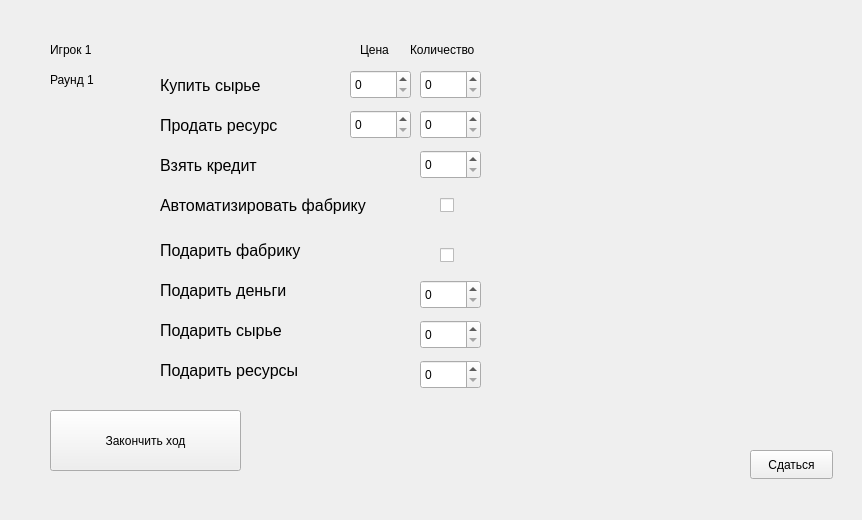
Before: the Qt Designer form gamewindow.ui in Saham9tka/for_bots, drawn with Qt 5.
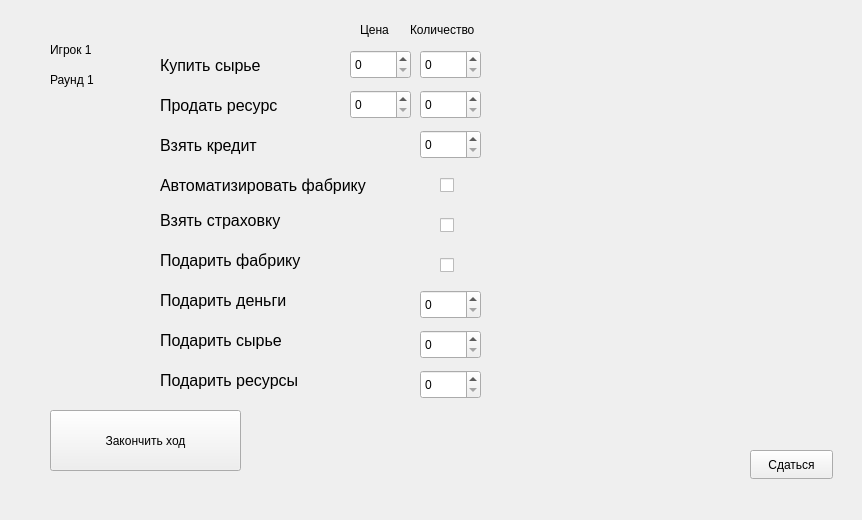
After: the same form once the commit is applied.

Commit message: added one more option

```diff
--- a/gamewindow.ui
+++ b/gamewindow.ui
@@ -95,7 +95,7 @@
    <property name="geometry">
     <rect>
      <x>160</x>
-     <y>70</y>
+     <y>50</y>
      <width>131</width>
      <height>31</height>
     </rect>
@@ -113,7 +113,7 @@
    <property name="geometry">
     <rect>
      <x>420</x>
-     <y>70</y>
+     <y>50</y>
      <width>61</width>
      <height>29</height>
     </rect>
@@ -123,7 +123,7 @@
    <property name="geometry">
     <rect>
      <x>160</x>
-     <y>110</y>
+     <y>90</y>
      <width>151</width>
      <height>31</height>
     </rect>
@@ -141,7 +141,7 @@
    <property name="geometry">
     <rect>
      <x>420</x>
-     <y>110</y>
+     <y>90</y>
      <width>61</width>
      <height>29</height>
     </rect>
@@ -151,7 +151,7 @@
    <property name="geometry">
     <rect>
      <x>440</x>
-     <y>190</y>
+     <y>170</y>
      <width>21</width>
      <height>31</height>
     </rect>
@@ -172,7 +172,7 @@
    <property name="geometry">
     <rect>
      <x>160</x>
-     <y>190</y>
+     <y>170</y>
      <width>271</width>
      <height>31</height>
     </rect>
@@ -190,7 +190,7 @@
    <property name="geometry">
     <rect>
      <x>160</x>
-     <y>230</y>
+     <y>240</y>
      <width>241</width>
      <height>41</height>
     </rect>
@@ -208,7 +208,7 @@
    <property name="geometry">
     <rect>
      <x>160</x>
-     <y>270</y>
+     <y>280</y>
      <width>171</width>
      <height>41</height>
     </rect>
@@ -226,7 +226,7 @@
    <property name="geometry">
     <rect>
      <x>160</x>
-     <y>310</y>
+     <y>320</y>
      <width>211</width>
      <height>41</height>
     </rect>
@@ -244,7 +244,7 @@
    <property name="geometry">
     <rect>
      <x>160</x>
-     <y>350</y>
+     <y>360</y>
      <width>231</width>
      <height>41</height>
     </rect>
@@ -262,7 +262,7 @@
    <property name="geometry">
     <rect>
      <x>440</x>
-     <y>240</y>
+     <y>250</y>
      <width>31</width>
      <height>31</height>
     </rect>
@@ -275,7 +275,7 @@
    <property name="geometry">
     <rect>
      <x>420</x>
-     <y>280</y>
+     <y>290</y>
      <width>61</width>
      <height>29</height>
     </rect>
@@ -285,7 +285,7 @@
    <property name="geometry">
     <rect>
      <x>420</x>
-     <y>320</y>
+     <y>330</y>
      <width>61</width>
      <height>29</height>
     </rect>
@@ -295,7 +295,7 @@
    <property name="geometry">
     <rect>
      <x>420</x>
-     <y>360</y>
+     <y>370</y>
      <width>61</width>
      <height>29</height>
     </rect>
@@ -305,7 +305,7 @@
    <property name="geometry">
     <rect>
      <x>350</x>
-     <y>110</y>
+     <y>90</y>
      <width>61</width>
      <height>29</height>
     </rect>
@@ -315,7 +315,7 @@
    <property name="geometry">
     <rect>
      <x>350</x>
-     <y>70</y>
+     <y>50</y>
      <width>61</width>
      <height>29</height>
     </rect>
@@ -325,7 +325,7 @@
    <property name="geometry">
     <rect>
      <x>360</x>
-     <y>40</y>
+     <y>20</y>
      <width>41</width>
      <height>20</height>
     </rect>
@@ -338,7 +338,7 @@
    <property name="geometry">
     <rect>
      <x>410</x>
-     <y>40</y>
+     <y>20</y>
      <width>81</width>
      <height>20</height>
     </rect>
@@ -351,7 +351,7 @@
    <property name="geometry">
     <rect>
      <x>160</x>
-     <y>150</y>
+     <y>130</y>
      <width>251</width>
      <height>31</height>
     </rect>
@@ -369,12 +369,43 @@
    <property name="geometry">
     <rect>
      <x>420</x>
-     <y>150</y>
+     <y>130</y>
      <width>61</width>
      <height>29</height>
     </rect>
    </property>
   </widget>
+  <widget class="QCheckBox" name="checkBox_2">
+   <property name="geometry">
+    <rect>
+     <x>440</x>
+     <y>210</y>
+     <width>31</width>
+     <height>31</height>
+    </rect>
+   </property>
+   <property name="text">
+    <string/>
+   </property>
+  </widget>
+  <widget class="QLabel" name="label_7">
+   <property name="geometry">
+    <rect>
+     <x>160</x>
+     <y>200</y>
+     <width>241</width>
+     <height>41</height>
+    </rect>
+   </property>
+   <property name="font">
+    <font>
+     <pointsize>12</pointsize>
+    </font>
+   </property>
+   <property name="text">
+    <string>Взять страховку</string>
+   </property>
+  </widget>
  </widget>
  <resources/>
  <connections/>
```
